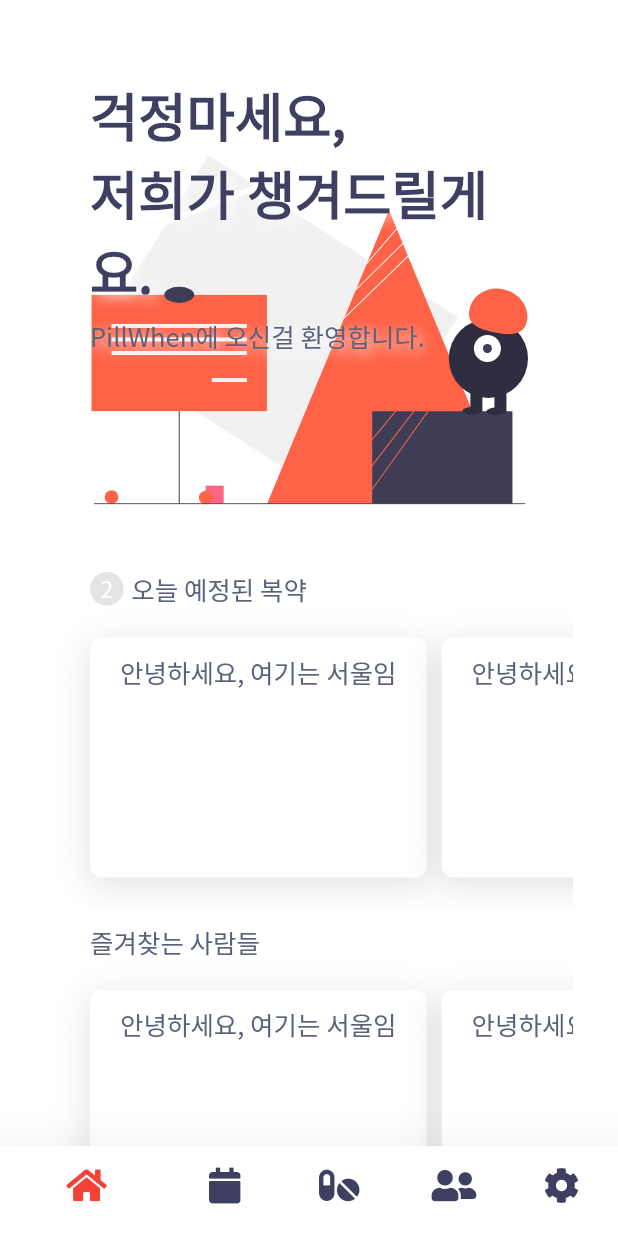
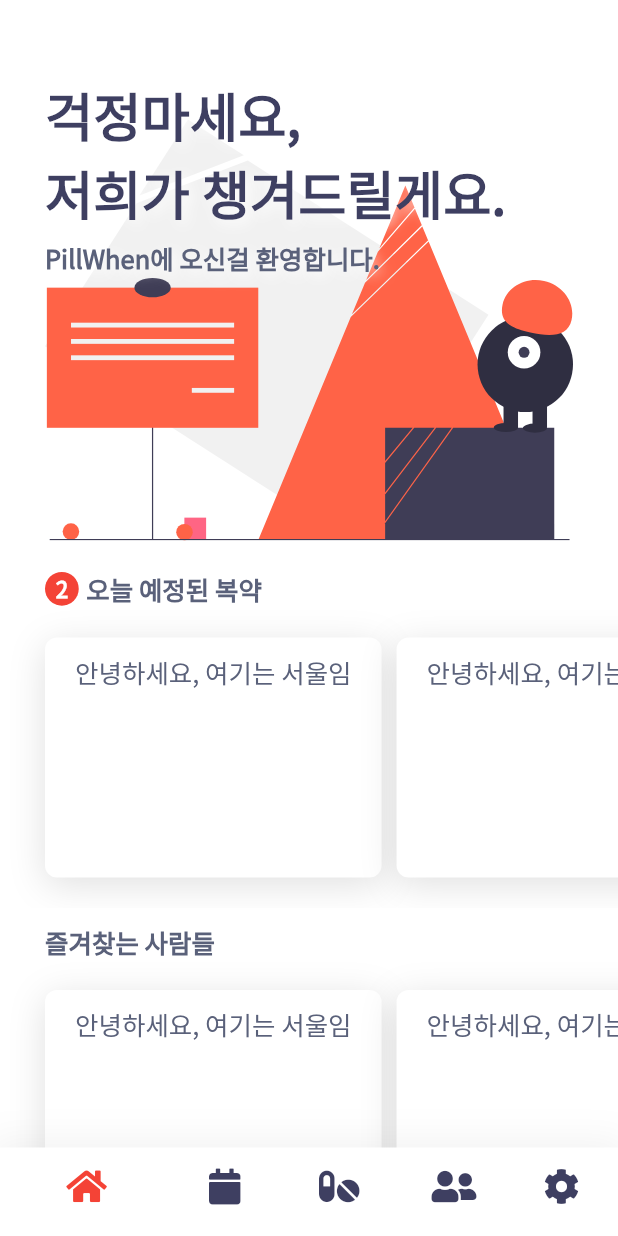
Before and after one commit to xeken/phillwhen, a Flutter app: the screen it shows after launch, on a phone screen of 412 x 824 dp. Run offline on Flutter 3.47's test engine with Material 2 defaults, Android fonts, the phone set to English and light mode, and no system bars; our stand-ins replace flutter_svg, font_awesome_flutter.

Commit message:
하이라이트 컬러 추가, 네비바 SizedBox 제거

```diff
--- a/lib/main.dart
+++ b/lib/main.dart
@@ -12,11 +12,12 @@ class MyApp extends StatelessWidget {
       theme: new ThemeData(
           primarySwatch: Colors.red,
           primaryColor: Colors.white,
+          highlightColor: Colors.red,
           canvasColor: Colors.white,
           unselectedWidgetColor: Color.fromRGBO(0x3E, 0x3F, 0x61, 1.0),
           textTheme: TextTheme(
               title: TextStyle(fontFamily: 'NotoSansKR', color: Color.fromRGBO(0x3E, 0x3F, 0x61, 1.0), fontWeight: FontWeight.w900, fontSize: 35.0),
-              caption: TextStyle(fontFamily: 'NotoSansKR', color: Color.fromRGBO(0x5A, 0x61, 0x7A, 1.0), fontSize: 17.0),
+              caption: TextStyle(fontFamily: 'NotoSansKR', color: Color.fromRGBO(0x5A, 0x61, 0x7A, 1.0), fontWeight: FontWeight.w600, fontSize: 17.0),
               body1: TextStyle(fontFamily: 'NotoSansKR', color: Color.fromRGBO(0x5A, 0x61, 0x7A, 1.0), fontSize: 17.0),
               body2: TextStyle(fontFamily: 'NotoSansKR', color: Colors.black, fontSize: 15.0),
               display1: TextStyle(fontFamily: 'NotoSansKR', color: Colors.black),
@@ -25,7 +26,8 @@ class MyApp extends StatelessWidget {
               display4: TextStyle(fontFamily: 'NotoSansKR', color: Colors.black),
               headline: TextStyle(fontFamily: 'NotoSansKR', color: Colors.black),
               subhead: TextStyle(fontFamily: 'NotoSansKR', color: Colors.black),
-              button: TextStyle(fontFamily: 'NotoSansKR', color: Colors.black)
+              button: TextStyle(fontFamily: 'NotoSansKR', color: Colors.black),
+
           )
       ),
     );
@@ -66,12 +68,10 @@ class _MainState extends State<Main> {
 //      ),
         backgroundColor: Theme.of(context).primaryColor,
         body: Container(
-          padding: EdgeInsets.symmetric(horizontal: 30.0),
           child: _pages.elementAt(_selectedIndex),
         ),
-        bottomNavigationBar: SizedBox(
-          height: 60.0,
-          child: Container(
+        bottomNavigationBar:
+        Container(
           decoration: BoxDecoration(
             boxShadow: [
               BoxShadow(
@@ -114,7 +114,6 @@ class _MainState extends State<Main> {
             showSelectedLabels: false,
           ),
         ),
-        ),
       )
     );
   }
```
Lines whose indentation alone changed are shown as unchanged.
